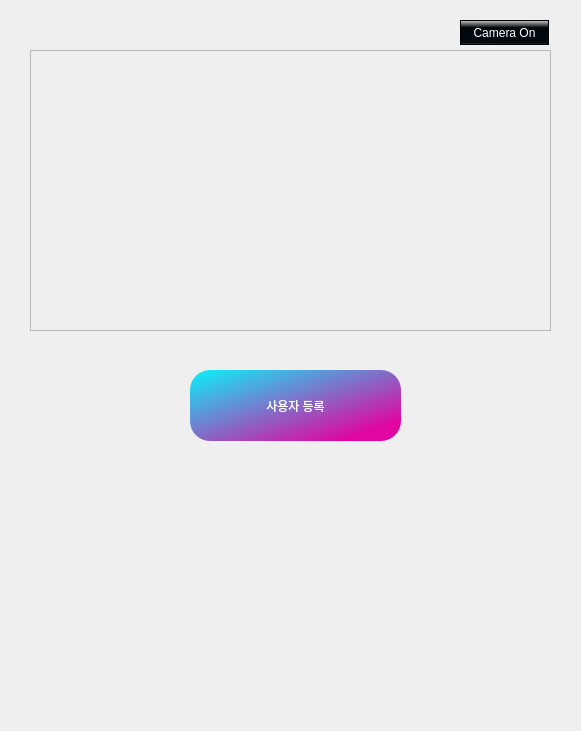
The window that GUI/ui/inputUser.ui (addinedu-ros-4th/deeplearning-repo-6) describes before a commit, drawn with Qt 5.
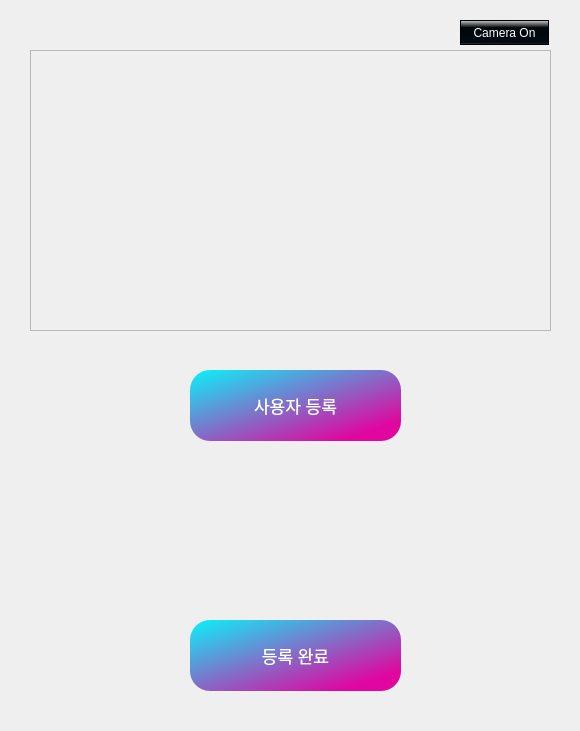
The same window after the commit.

Commit message: 양옆, 원거리 촬영 추가

Diff of the .ui file:
```diff
--- a/GUI/ui/inputUser.ui
+++ b/GUI/ui/inputUser.ui
@@ -6,7 +6,7 @@
    <rect>
     <x>0</x>
     <y>0</y>
-    <width>581</width>
+    <width>580</width>
     <height>731</height>
    </rect>
   </property>
@@ -67,6 +67,11 @@
      <height>71</height>
     </rect>
    </property>
+   <property name="font">
+    <font>
+     <pointsize>13</pointsize>
+    </font>
+   </property>
    <property name="styleSheet">
     <string notr="true">color: white;
 	background-color: qlineargradient(spread:pad, x1:0, y1:0, x2:0.857143, y2:0.857955, stop:0 rgba(10, 242, 251, 255), stop:1 rgba(224, 6, 159, 255));
@@ -89,6 +94,50 @@
     <string/>
    </property>
   </widget>
+  <widget class="QLabel" name="message">
+   <property name="geometry">
+    <rect>
+     <x>110</x>
+     <y>60</y>
+     <width>361</width>
+     <height>51</height>
+    </rect>
+   </property>
+   <property name="font">
+    <font>
+     <pointsize>16</pointsize>
+    </font>
+   </property>
+   <property name="text">
+    <string/>
+   </property>
+   <property name="alignment">
+    <set>Qt::AlignCenter</set>
+   </property>
+  </widget>
+  <widget class="QPushButton" name="completeBtn">
+   <property name="geometry">
+    <rect>
+     <x>190</x>
+     <y>620</y>
+     <width>211</width>
+     <height>71</height>
+    </rect>
+   </property>
+   <property name="font">
+    <font>
+     <pointsize>13</pointsize>
+    </font>
+   </property>
+   <property name="styleSheet">
+    <string notr="true">color: white;
+	background-color: qlineargradient(spread:pad, x1:0, y1:0, x2:0.857143, y2:0.857955, stop:0 rgba(10, 242, 251, 255), stop:1 rgba(224, 6, 159, 255));
+	border-radius: 20px;</string>
+   </property>
+   <property name="text">
+    <string>등록 완료</string>
+   </property>
+  </widget>
  </widget>
  <resources/>
  <connections/>
```
The commit also changes 2 other files.
